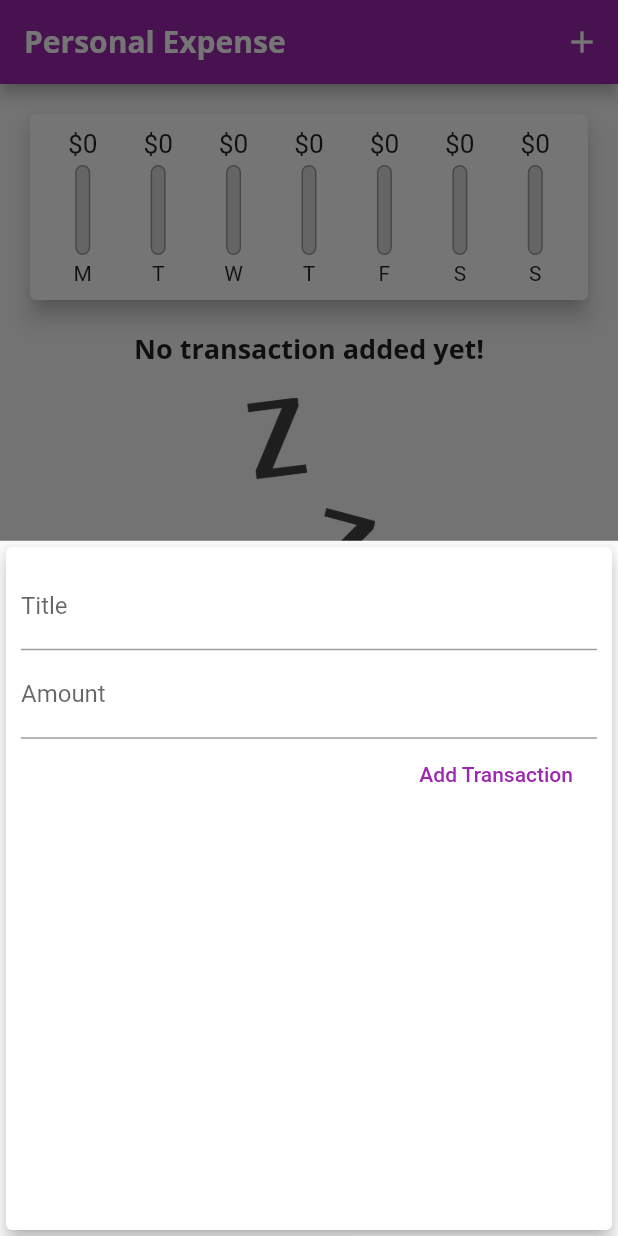
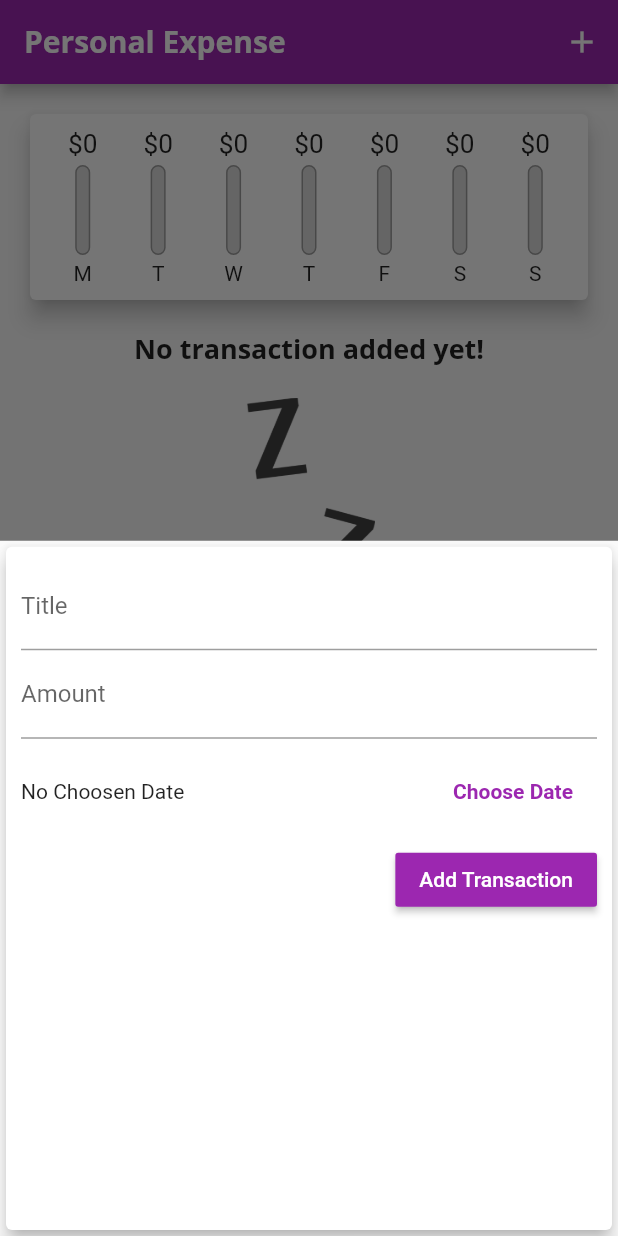
Before and after one commit to antranvn/flutter_expense_planner, a Flutter app: the screen it shows after launch, after a tap on the "add" icon, on a phone screen of 412 x 824 dp. Run offline on Flutter 3.47's test engine with Material 2 defaults, Android fonts, the phone set to English and light mode, and no system bars; Roboto replaces fonts that are missing (Open Sans).

Commit message:
Add transactions with date picker, and add delete action

```diff
--- a/lib/main.dart
+++ b/lib/main.dart
@@ -28,6 +28,7 @@ class MyApp extends StatelessWidget {
                   fontSize: 18,
                 ),
               ),
+          buttonColor: Colors.white,
           appBarTheme: AppBarTheme(
             textTheme: ThemeData.light().textTheme.copyWith(
                     title: TextStyle(
@@ -67,16 +68,24 @@ class _MyHomePageState extends State<MyHomePage> {
     }).toList();
   }
 
-  void _addNewTransaction(String title, double amount) {
+  void _addNewTransaction(String title, double amount, DateTime chosenDate) {
     final newTx = Transaction(
       id: DateTime.now().toString(),
       title: title,
       amount: amount,
-      date: DateTime.now(),
+      date: chosenDate,
     );
 
     setState(() {
       _userTransactions.add(newTx);
+    });
+  }
+
+  void _deleteTransaction(String id) {
+    setState(() {
+      _userTransactions.removeWhere((tx) {
+        return tx.id == id;
+      });
     });
   }
 
@@ -113,7 +122,7 @@ class _MyHomePageState extends State<MyHomePage> {
           crossAxisAlignment: CrossAxisAlignment.stretch,
           children: <Widget>[
             Chart(_recentTransactions),
-            TransactionList(_userTransactions),
+            TransactionList(_userTransactions, _deleteTransaction),
           ],
         ),
       ),
--- a/lib/widgets/new_transaction.dart
+++ b/lib/widgets/new_transaction.dart
@@ -1,4 +1,5 @@
 import 'package:flutter/material.dart';
+import 'package:intl/intl.dart';
 
 class NewTransaction extends StatefulWidget {
   final Function addTx;
@@ -10,21 +11,39 @@ class NewTransaction extends StatefulWidget {
 }
 
 class _NewTransactionState extends State<NewTransaction> {
-  final titleController = TextEditingController();
+  final _titleController = TextEditingController();
+  final _amountController = TextEditingController();
 
-  final amountController = TextEditingController();
+  DateTime? _selectedDate;
 
-  void submitData() {
-    final enteredTitle = titleController.text;
-    final enteredAmount = double.parse(amountController.text);
+  void _submitData() {
+    final enteredTitle = _titleController.text;
+    final enteredAmount = double.parse(_amountController.text);
     print(enteredTitle);
-    if (enteredTitle.isEmpty || enteredAmount <= 0) {
+    if (enteredTitle.isEmpty || enteredAmount <= 0 || _selectedDate == null) {
       return;
     }
 
-    widget.addTx(titleController.text, double.parse(amountController.text));
+    widget.addTx(enteredTitle, enteredAmount, _selectedDate);
 
     Navigator.of(context).pop();
+  }
+
+  void _presentDatePicker() {
+    showDatePicker(
+            context: context,
+            initialDate: DateTime.now(),
+            firstDate: DateTime(2021),
+            lastDate: DateTime.now())
+        .then((pickedDate) {
+      if (pickedDate == null) {
+        return;
+      }
+      setState(() {
+        _selectedDate = pickedDate;
+      });
+    });
+    print('....');
   }
 
   @override
@@ -38,18 +57,40 @@ class _NewTransactionState extends State<NewTransaction> {
           children: <Widget>[
             TextField(
               decoration: InputDecoration(labelText: 'Title'),
-              controller: titleController,
-              onSubmitted: (_) => submitData(),
+              controller: _titleController,
+              onSubmitted: (_) => _submitData(),
             ),
             TextField(
               decoration: InputDecoration(labelText: 'Amount'),
-              controller: amountController,
+              controller: _amountController,
               keyboardType: TextInputType.number,
-              onSubmitted: (_) => submitData(),
+              onSubmitted: (_) => _submitData(),
             ),
-            FlatButton(
-              onPressed: () => submitData(),
-              textColor: Colors.purple,
+            Container(
+              height: 70,
+              child: Row(
+                children: [
+                  Expanded(
+                    child: Text(
+                      _selectedDate == null
+                          ? 'No Choosen Date'
+                          : 'Picked Date: ${DateFormat.yMd().format(_selectedDate!)}',
+                    ),
+                  ),
+                  FlatButton(
+                      textColor: Theme.of(context).primaryColor,
+                      onPressed: _presentDatePicker,
+                      child: Text(
+                        'Choose Date',
+                        style: TextStyle(fontWeight: FontWeight.bold),
+                      )),
+                ],
+              ),
+            ),
+            RaisedButton(
+              onPressed: () => _submitData(),
+              textColor: Theme.of(context).buttonColor,
+              color: Theme.of(context).primaryColor,
               child: Text('Add Transaction'),
             )
           ],
--- a/lib/widgets/transaction_list.dart
+++ b/lib/widgets/transaction_list.dart
@@ -5,8 +5,9 @@ import '../models/transaction.dart';
 
 class TransactionList extends StatelessWidget {
   final List<Transaction> transactions;
+  final Function deleteTx;
 
-  TransactionList(this.transactions);
+  TransactionList(this.transactions, this.deleteTx);
 
   @override
   Widget build(BuildContext context) {
@@ -51,6 +52,11 @@ class TransactionList extends StatelessWidget {
                     ),
                     subtitle: Text(
                         DateFormat.yMMMd().format(transactions[index].date)),
+                    trailing: IconButton(
+                      icon: Icon(Icons.delete),
+                      color: Theme.of(context).errorColor,
+                      onPressed: () => deleteTx(transactions[index].id),
+                    ),
                   ),
                 );
               },
```
